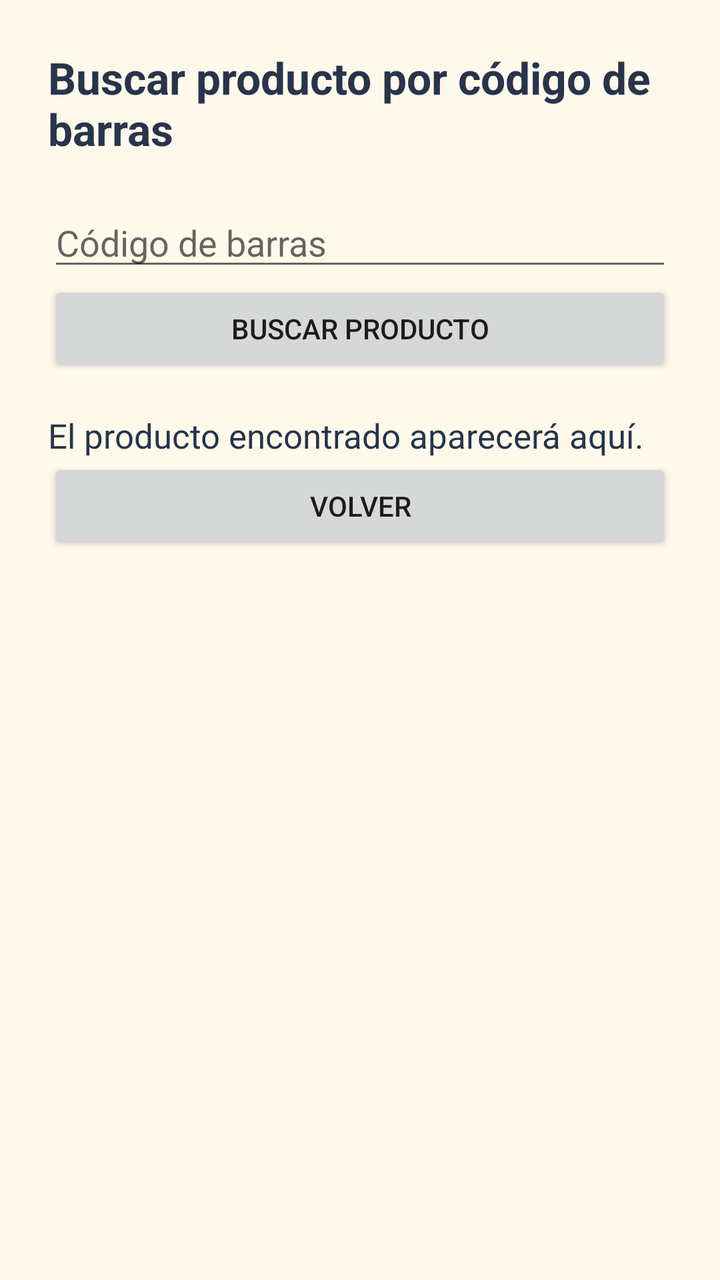
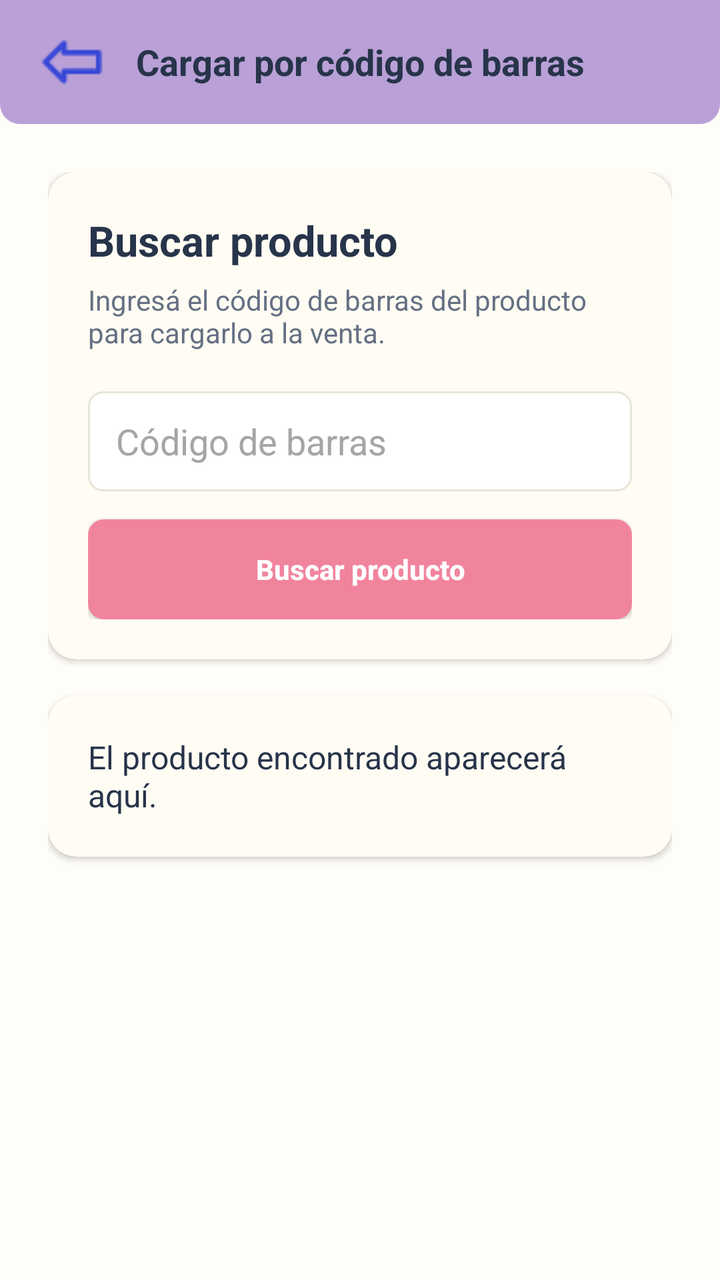

Two renders of the same Android screen: before a commit and after it. Below are the layout's source before the change and the commit's diff.
<!-- AndroidManifest.xml: application theme Theme.Jugueteria -->
<!-- res/layout/activity_barcode_product.xml -->
<?xml version="1.0" encoding="utf-8"?>
<ScrollView xmlns:android="http://schemas.android.com/apk/res/android" android:layout_width="match_parent" android:layout_height="match_parent" android:background="#FFF9EC">
 <LinearLayout android:layout_width="match_parent" android:layout_height="wrap_content" android:orientation="vertical" android:padding="24dp">
  <TextView android:layout_width="match_parent" android:layout_height="wrap_content" android:text="Buscar producto por código de barras" android:textSize="22sp" android:textStyle="bold" android:textColor="#27344A" />
  <EditText android:id="@+id/edtBarcode" android:layout_width="match_parent" android:layout_height="wrap_content" android:layout_marginTop="20dp" android:hint="Código de barras" android:inputType="number" android:singleLine="true" />
  <Button android:id="@+id/btnFindBarcode" android:layout_width="match_parent" android:layout_height="wrap_content" android:text="Buscar producto" />
  <TextView android:id="@+id/txtBarcodeResult" android:layout_width="match_parent" android:layout_height="wrap_content" android:layout_marginTop="18dp" android:text="El producto encontrado aparecerá aquí." android:textSize="17sp" android:textColor="#27344A" />
  <Button android:id="@+id/btnBarcodeBack" android:layout_width="match_parent" android:layout_height="wrap_content" android:text="Volver" />
 </LinearLayout>
</ScrollView>
<!-- resources referenced by this layout -->
<resources>
  <style name="Theme.Jugueteria" parent="Theme.AppCompat.Light.NoActionBar" />
</resources>

<!-- the commit's change to res/layout/activity_barcode_product.xml (unified diff, before → after) -->
@@ -1,10 +1,8 @@
 <?xml version="1.0" encoding="utf-8"?>
-<ScrollView xmlns:android="http://schemas.android.com/apk/res/android" android:layout_width="match_parent" android:layout_height="match_parent" android:background="#FFF9EC">
- <LinearLayout android:layout_width="match_parent" android:layout_height="wrap_content" android:orientation="vertical" android:padding="24dp">
-  <TextView android:layout_width="match_parent" android:layout_height="wrap_content" android:text="Buscar producto por código de barras" android:textSize="22sp" android:textStyle="bold" android:textColor="#27344A" />
-  <EditText android:id="@+id/edtBarcode" android:layout_width="match_parent" android:layout_height="wrap_content" android:layout_marginTop="20dp" android:hint="Código de barras" android:inputType="number" android:singleLine="true" />
-  <Button android:id="@+id/btnFindBarcode" android:layout_width="match_parent" android:layout_height="wrap_content" android:text="Buscar producto" />
-  <TextView android:id="@+id/txtBarcodeResult" android:layout_width="match_parent" android:layout_height="wrap_content" android:layout_marginTop="18dp" android:text="El producto encontrado aparecerá aquí." android:textSize="17sp" android:textColor="#27344A" />
-  <Button android:id="@+id/btnBarcodeBack" android:layout_width="match_parent" android:layout_height="wrap_content" android:text="Volver" />
- </LinearLayout>
-</ScrollView>
+<androidx.constraintlayout.widget.ConstraintLayout xmlns:android="http://schemas.android.com/apk/res/android" xmlns:app="http://schemas.android.com/apk/res-auto" android:layout_width="match_parent" android:layout_height="match_parent" android:background="#FFFDF8">
+ <LinearLayout android:id="@+id/topBar" android:layout_width="0dp" android:layout_height="62dp" android:background="@drawable/topbar_background" android:gravity="center_vertical" android:paddingHorizontal="15dp" app:layout_constraintTop_toTopOf="parent" app:layout_constraintStart_toStartOf="parent" app:layout_constraintEnd_toEndOf="parent"><ImageButton android:id="@+id/btnBarcodeBack" android:layout_width="42dp" android:layout_height="42dp" android:background="@android:color/transparent" android:contentDescription="Volver" android:padding="7dp" android:src="@drawable/ic_arrow_back"/><TextView android:layout_width="0dp" android:layout_height="wrap_content" android:layout_weight="1" android:gravity="center" android:text="Cargar por código de barras" android:textColor="#27344A" android:textSize="18sp" android:textStyle="bold"/><View android:layout_width="42dp" android:layout_height="42dp"/></LinearLayout>
+ <ScrollView android:layout_width="0dp" android:layout_height="0dp" android:fillViewport="true" app:layout_constraintTop_toBottomOf="@id/topBar" app:layout_constraintBottom_toBottomOf="parent" app:layout_constraintStart_toStartOf="parent" app:layout_constraintEnd_toEndOf="parent"><LinearLayout android:layout_width="match_parent" android:layout_height="wrap_content" android:orientation="vertical" android:padding="24dp">
+  <androidx.cardview.widget.CardView android:layout_width="match_parent" android:layout_height="wrap_content" app:cardBackgroundColor="#FFFCF3" app:cardCornerRadius="14dp" app:cardElevation="2dp"><LinearLayout android:layout_width="match_parent" android:layout_height="wrap_content" android:orientation="vertical" android:padding="20dp"><TextView android:layout_width="match_parent" android:layout_height="wrap_content" android:text="Buscar producto" android:textColor="#27344A" android:textSize="21sp" android:textStyle="bold"/><TextView android:layout_width="match_parent" android:layout_height="wrap_content" android:layout_marginTop="6dp" android:text="Ingresá el código de barras del producto para cargarlo a la venta." android:textColor="#657084" android:textSize="14sp"/><EditText android:id="@+id/edtBarcode" android:layout_width="match_parent" android:layout_height="50dp" android:layout_marginTop="20dp" android:background="@drawable/search_background" android:hint="Código de barras" android:inputType="number" android:singleLine="true" android:paddingHorizontal="14dp" android:textColor="#27344A" android:textColorHint="#A5A5A5"/><Button android:id="@+id/btnFindBarcode" android:layout_width="match_parent" android:layout_height="50dp" android:layout_marginTop="14dp" android:background="@drawable/button_new_product" android:text="Buscar producto" android:textAllCaps="false" android:textColor="#FFFFFF" android:textStyle="bold"/></LinearLayout></androidx.cardview.widget.CardView>
+  <androidx.cardview.widget.CardView android:layout_width="match_parent" android:layout_height="wrap_content" android:layout_marginTop="18dp" app:cardBackgroundColor="#FFFCF3" app:cardCornerRadius="14dp" app:cardElevation="2dp"><TextView android:id="@+id/txtBarcodeResult" android:layout_width="match_parent" android:layout_height="wrap_content" android:padding="20dp" android:text="El producto encontrado aparecerá aquí." android:textColor="#27344A" android:textSize="16sp"/></androidx.cardview.widget.CardView>
+ </LinearLayout></ScrollView>
+</androidx.constraintlayout.widget.ConstraintLayout>
<!-- resource entries referenced after the edit -->
@@ -1,5 +1,41 @@
 <!-- resources referenced by this layout -->
 <resources>
+  <!-- drawable button_new_product (drawable) -->
+  <?xml version="1.0" encoding="utf-8"?>
+  <shape xmlns:android="http://schemas.android.com/apk/res/android">
+  
+      <solid android:color="#F1849D" />
+  
+      <corners
+          android:radius="8dp" />
+  
+  </shape>
+  <!-- drawable ic_arrow_back: png bitmap (drawable, 559 bytes) -->
+  <!-- drawable search_background (drawable) -->
+  <?xml version="1.0" encoding="utf-8"?>
+  <shape xmlns:android="http://schemas.android.com/apk/res/android">
+  
+      <solid android:color="#FFFFFF" />
+  
+      <stroke
+          android:width="1dp"
+          android:color="#E8E4DB" />
+  
+      <corners
+          android:radius="7dp" />
+  
+  </shape>
+  <!-- drawable topbar_background (drawable) -->
+  <?xml version="1.0" encoding="utf-8"?>
+  <shape xmlns:android="http://schemas.android.com/apk/res/android">
+  
+      <solid android:color="#B9A0D7" />
+  
+      <corners
+          android:bottomLeftRadius="10dp"
+          android:bottomRightRadius="10dp" />
+  
+  </shape>
   <style name="Theme.Jugueteria" parent="Theme.AppCompat.Light.NoActionBar" />
 </resources>
 
